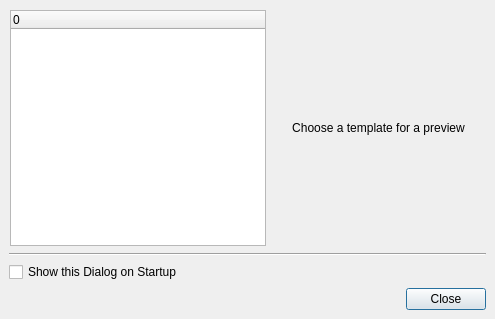
This is tools/designer/src/designer/newform.ui in arnt/qt-history2 as Qt 5 draws it before an edit. The edited form follows.
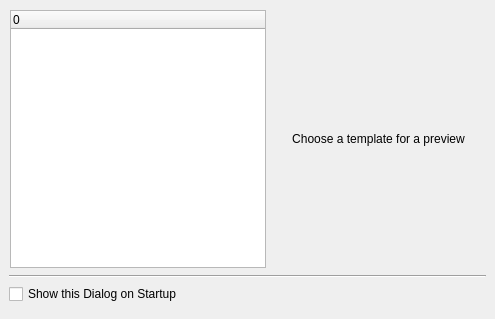
This is the edited form.

Commit message:
p4i integration Integrate 230214 from 4.2 to main: Fixes:    newform dialog SizePolicy change Review:   Thomas Details:  changed the sizePolicy behavior for the new form tree                  widget to expand also when resizing the new form dialog
[git-p4: depot-paths = "//depot/qt/main/": change = 230215]

Diff of the .ui file:
```diff
--- a/tools/designer/src/designer/newform.ui
+++ b/tools/designer/src/designer/newform.ui
@@ -43,14 +43,6 @@
      </property>
      <item>
       <widget class="QTreeWidget" name="treeWidget" >
-       <property name="sizePolicy" >
-        <sizepolicy>
-         <hsizetype>1</hsizetype>
-         <vsizetype>7</vsizetype>
-         <horstretch>0</horstretch>
-         <verstretch>0</verstretch>
-        </sizepolicy>
-       </property>
        <property name="iconSize" >
         <size>
          <width>128</width>
@@ -114,18 +106,20 @@
     </widget>
    </item>
    <item>
-    <widget class="QDialogButtonBox" name="buttonBox" >
-     <property name="orientation" >
-      <enum>Qt::Horizontal</enum>
-     </property>
-     <property name="standardButtons" >
-      <set>QDialogButtonBox::Close</set>
-     </property>
-    </widget>
+    <widget class="QDialogButtonBox" name="buttonBox" />
    </item>
   </layout>
  </widget>
  <pixmapfunction></pixmapfunction>
+ <customwidgets>
+  <customwidget>
+   <class>QDialogButtonBox</class>
+   <extends>QWidget</extends>
+   <header>qdialogbuttonbox.h</header>
+   <container>1</container>
+   <pixmap></pixmap>
+  </customwidget>
+ </customwidgets>
  <resources/>
  <connections/>
 </ui>
```
